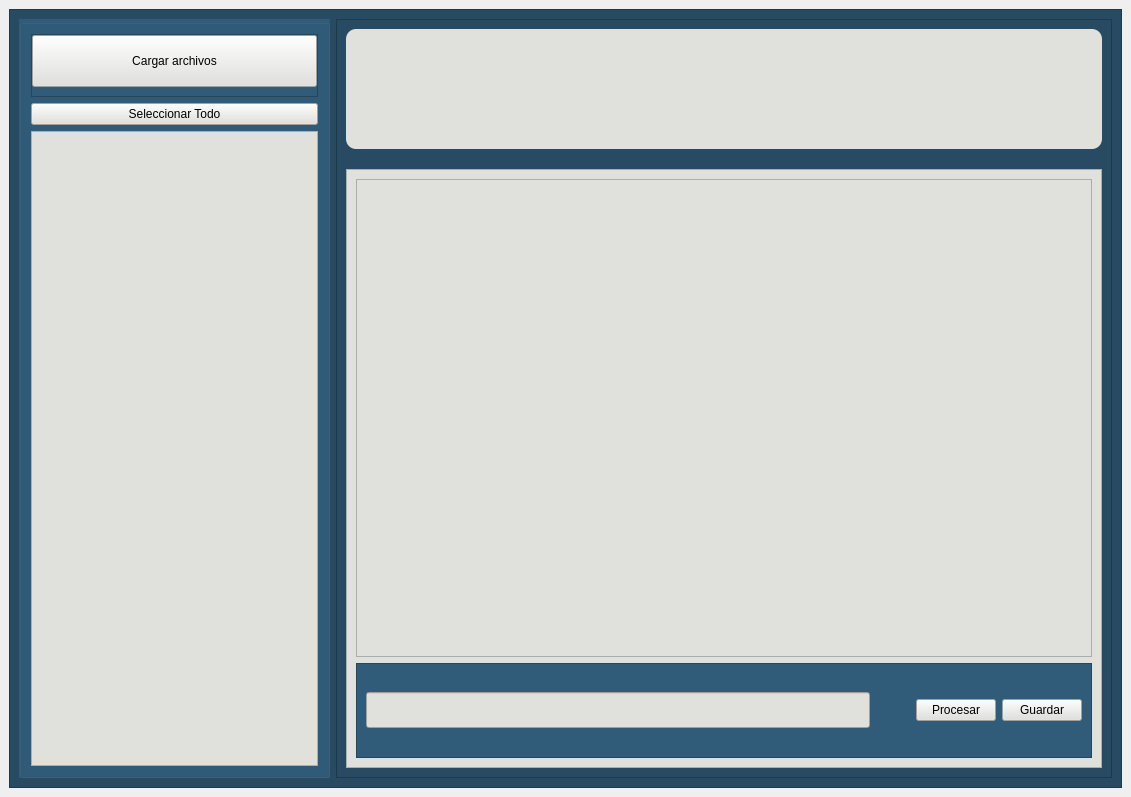
Old version of the form views/ui_files/Main_Window.ui in the repository Yosoyepa/LectorCode.
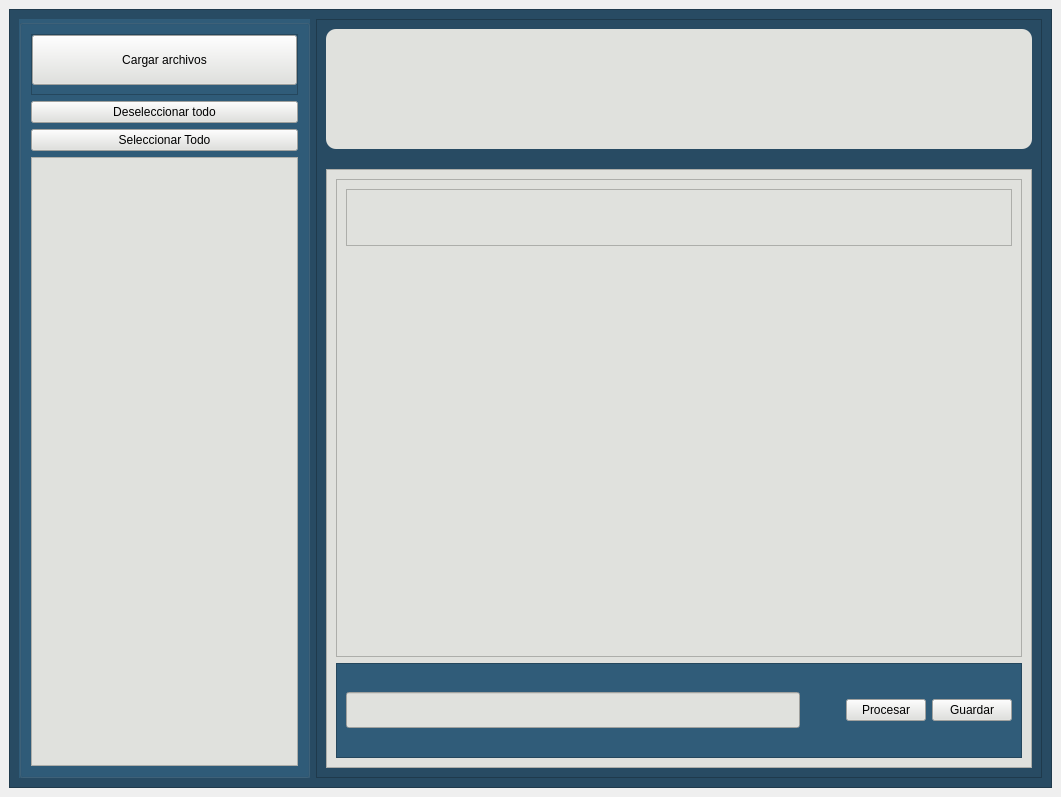
New version of the form. Icons and pictures are not drawn.

```diff
--- a/views/ui_files/Main_Window.ui
+++ b/views/ui_files/Main_Window.ui
@@ -6,7 +6,7 @@
    <rect>
     <x>0</x>
     <y>0</y>
-    <width>1131</width>
+    <width>1061</width>
     <height>797</height>
    </rect>
   </property>
@@ -35,7 +35,7 @@
          <property name="title">
           <string/>
          </property>
-         <layout class="QVBoxLayout" name="verticalLayout_3" stretch="1,0,10">
+         <layout class="QVBoxLayout" name="verticalLayout_3" stretch="1,0,0,10">
           <item>
            <widget class="QFrame" name="frame_bar">
             <property name="frameShape">
@@ -76,6 +76,16 @@
             </layout>
            </widget>
           </item>
+          <item>
+           <widget class="QPushButton" name="boton_deseleccionar">
+            <property name="styleSheet">
+             <string notr="true">background-color: rgb(224, 225, 221);</string>
+            </property>
+            <property name="text">
+             <string>Deseleccionar todo</string>
+            </property>
+           </widget>
+          </item>
           <item>
            <widget class="QPushButton" name="boton_seleccionar_todo">
             <property name="styleSheet">
@@ -160,6 +170,18 @@
              </item>
              <item>
               <widget class="QLabel" name="label">
+               <property name="sizePolicy">
+                <sizepolicy hsizetype="Fixed" vsizetype="Fixed">
+                 <horstretch>0</horstretch>
+                 <verstretch>0</verstretch>
+                </sizepolicy>
+               </property>
+               <property name="layoutDirection">
+                <enum>Qt::LeftToRight</enum>
+               </property>
+               <property name="autoFillBackground">
+                <bool>false</bool>
+               </property>
                <property name="text">
                 <string/>
                </property>
@@ -170,13 +192,13 @@
                 <bool>false</bool>
                </property>
                <property name="alignment">
-                <set>Qt::AlignCenter</set>
+                <set>Qt::AlignRight|Qt::AlignTrailing|Qt::AlignVCenter</set>
                </property>
                <property name="wordWrap">
                 <bool>true</bool>
                </property>
                <property name="margin">
-                <number>-43</number>
+                <number>0</number>
                </property>
                <property name="indent">
                 <number>-1</number>
@@ -206,6 +228,21 @@
                <property name="frameShadow">
                 <enum>QFrame::Raised</enum>
                </property>
+               <layout class="QVBoxLayout" name="verticalLayout_4" stretch="1,7">
+                <item>
+                 <widget class="QFrame" name="frame_7">
+                  <property name="frameShape">
+                   <enum>QFrame::StyledPanel</enum>
+                  </property>
+                  <property name="frameShadow">
+                   <enum>QFrame::Raised</enum>
+                  </property>
+                 </widget>
+                </item>
+                <item>
+                 <widget class="QWidget" name="widget" native="true"/>
+                </item>
+               </layout>
               </widget>
              </item>
              <item>
```
Left out of the diff: 4 changed lines with no effect on the pictures.
